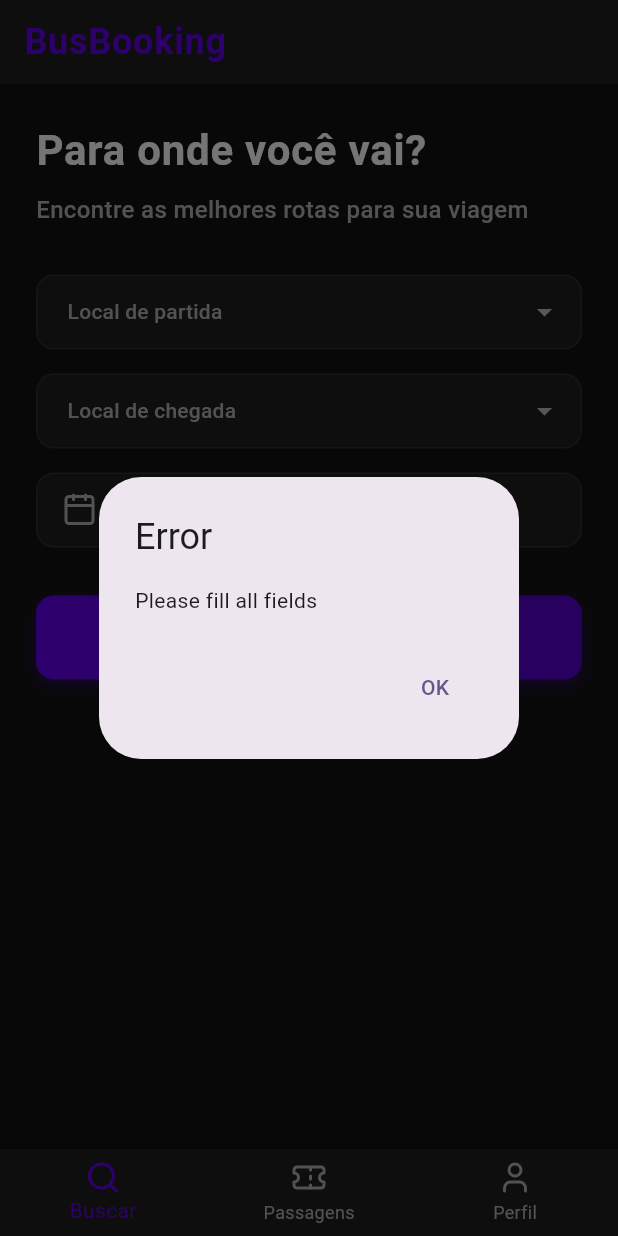
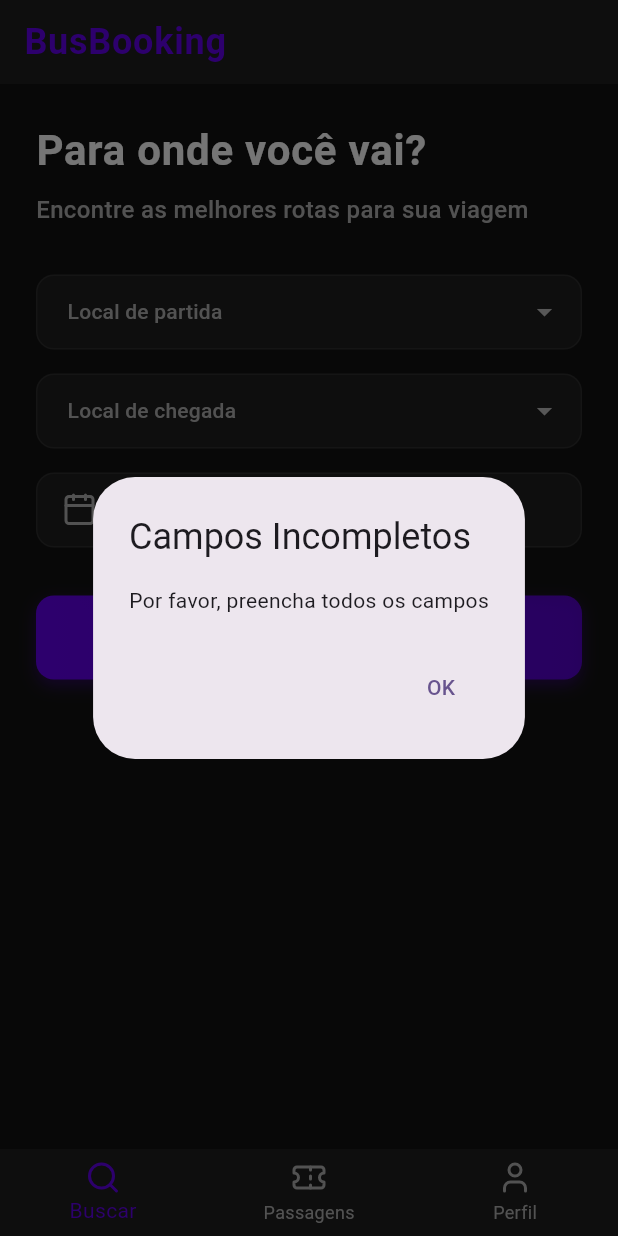
Before and after one commit to JoelDeAriovaldo/busbooking_pdmo2, a Flutter app: the HomeScreen screen opened directly, after a tap on "Buscar rotas", on a phone screen of 412 x 824 dp. Run offline on Flutter 3.47's test engine with Material 3 defaults, Android fonts, the light colour scheme and no system bars; our stand-ins replace cloud_firestore, firebase_auth, firebase_core, lucide_icons; accounts and stored records are empty.

Commit message:
Refactor CustomButton widget to support an optional icon

```diff
--- a/lib/screens/booking/search_screen.dart
+++ b/lib/screens/booking/search_screen.dart
@@ -21,6 +21,8 @@ class _SearchScreenState extends State<SearchScreen> {
   List<String> _endLocations = [];
   int? _distance;
   int? _time;
+  bool _isLoadingLocations = false;
+  bool _isLoadingRoutes = false;
 
   @override
   void initState() {
@@ -29,17 +31,25 @@ class _SearchScreenState extends State<SearchScreen> {
   }
 
   void _fetchStartLocations() async {
+    setState(() {
+      _isLoadingLocations = true;
+    });
     List<String> startLocations = await RouteService().getStartLocations();
     setState(() {
       _startLocations = startLocations;
+      _isLoadingLocations = false;
     });
   }
 
   void _fetchEndLocations(String startLocation) async {
+    setState(() {
+      _isLoadingLocations = true;
+    });
     List<String> endLocations =
         await RouteService().getEndLocations(startLocation);
     setState(() {
       _endLocations = endLocations;
+      _isLoadingLocations = false;
     });
   }
 
@@ -47,9 +57,14 @@ class _SearchScreenState extends State<SearchScreen> {
     if (_selectedStartLocation == null ||
         _selectedEndLocation == null ||
         _dateController.text.isEmpty) {
-      Helpers.showAlertDialog(context, 'Error', 'Please fill all fields');
+      Helpers.showAlertDialog(
+          context, 'Campos Incompletos', 'Por favor, preencha todos os campos');
       return;
     }
+
+    setState(() {
+      _isLoadingRoutes = true;
+    });
 
     String startLocation = _selectedStartLocation!;
     String endLocation = _selectedEndLocation!;
@@ -59,6 +74,7 @@ class _SearchScreenState extends State<SearchScreen> {
         await RouteService().searchRoutes(startLocation, endLocation);
     setState(() {
       _routes = routes;
+      _isLoadingRoutes = false;
     });
 
     if (_routes.isNotEmpty) {
@@ -87,7 +103,7 @@ class _SearchScreenState extends State<SearchScreen> {
       firstDate: DateTime.now(),
       lastDate: DateTime(2101),
     );
-    if (picked != null && picked != DateTime.now()) {
+    if (picked != null) {
       setState(() {
         _dateController.text = "${picked.toLocal()}".split(' ')[0];
       });
@@ -142,7 +158,10 @@ class _SearchScreenState extends State<SearchScreen> {
   }
 
   Widget _buildRouteCard(AppRoute.Route route) {
-    return Card(
+    return AnimatedOpacity(
+      opacity: _routes.isNotEmpty ? 1.0 : 0.0,
+      duration: Duration(milliseconds: 500),
+      child: Card(
         color: Constants.surfaceColor,
         elevation: 0,
         shape: RoundedRectangleBorder(
@@ -222,6 +241,7 @@ class _SearchScreenState extends State<SearchScreen> {
             ),
           ),
         ),
+      ),
     );
   }
 
@@ -242,7 +262,9 @@ class _SearchScreenState extends State<SearchScreen> {
             style: Constants.subheadingStyle,
           ),
           SizedBox(height: 32),
-          _buildLocationDropdown(
+          _isLoadingLocations
+              ? Center(child: CircularProgressIndicator())
+              : _buildLocationDropdown(
                   hint: 'Local de partida',
                   value: _selectedStartLocation,
                   items: _startLocations,
@@ -256,7 +278,9 @@ class _SearchScreenState extends State<SearchScreen> {
                   },
                 ),
           SizedBox(height: 16),
-          _buildLocationDropdown(
+          _isLoadingLocations
+              ? Center(child: CircularProgressIndicator())
+              : _buildLocationDropdown(
                   hint: 'Local de chegada',
                   value: _selectedEndLocation,
                   items: _endLocations,
@@ -302,9 +326,12 @@ class _SearchScreenState extends State<SearchScreen> {
           SizedBox(height: 32),
           CustomButton(
             text: 'Buscar rotas',
+            icon: Icon(LucideIcons.search, color: Constants.textColor),
             onPressed: _searchRoutes,
           ),
-          if (_distance != null && _time != null) ...[
+          if (_isLoadingRoutes)
+            Center(child: CircularProgressIndicator())
+          else if (_distance != null && _time != null) ...[
             SizedBox(height: 24),
             Container(
               padding: EdgeInsets.all(16),
@@ -324,10 +351,12 @@ class _SearchScreenState extends State<SearchScreen> {
                       SizedBox(height: 8),
                       Text(
                         '$_distance km',
-                        style: Constants.bodyTextStyle,
+                        style: Constants.bodyTextStyle.copyWith(
+                          color: Colors.blue,
+                        ),
                       ),
                       Text(
-                        'Distância',
+                        'Est. Distância',
                         style: Constants.subheadingStyle,
                       ),
                     ],
@@ -341,10 +370,12 @@ class _SearchScreenState extends State<SearchScreen> {
                       SizedBox(height: 8),
                       Text(
                         '$_time min',
-                        style: Constants.bodyTextStyle,
+                        style: Constants.bodyTextStyle.copyWith(
+                          color: Colors.red,
+                        ),
                       ),
                       Text(
-                        'Duração',
+                        'Est. Tempo',
                         style: Constants.subheadingStyle,
                       ),
                     ],
@@ -364,7 +395,9 @@ class _SearchScreenState extends State<SearchScreen> {
               shrinkWrap: true,
               physics: NeverScrollableScrollPhysics(),
               itemCount: _routes.length,
-              separatorBuilder: (context, index) => SizedBox(height: 16),
+              separatorBuilder: (context, index) => Divider(
+                color: Constants.textSecondaryColor.withOpacity(0.1),
+              ),
               itemBuilder: (context, index) => _buildRouteCard(_routes[index]),
             ),
           ],
--- a/lib/widgets/custom_button.dart
+++ b/lib/widgets/custom_button.dart
@@ -4,10 +4,12 @@ import '../utils/constants.dart';
 class CustomButton extends StatelessWidget {
   final String text;
   final VoidCallback onPressed;
+  final Widget? icon;
 
   const CustomButton({
     required this.text,
     required this.onPressed,
+    this.icon,
   });
 
   @override
@@ -33,7 +35,7 @@ class CustomButton extends StatelessWidget {
           ),
         ],
       ),
-      child: ElevatedButton(
+      child: ElevatedButton.icon(
         onPressed: onPressed,
         style: ElevatedButton.styleFrom(
           backgroundColor: Colors.transparent,
@@ -42,7 +44,8 @@ class CustomButton extends StatelessWidget {
             borderRadius: BorderRadius.circular(Constants.borderRadius),
           ),
         ),
-        child: Text(
+        icon: icon ?? SizedBox.shrink(),
+        label: Text(
           text,
           style: Constants.bodyTextStyle.copyWith(
             fontWeight: FontWeight.bold,
```
Lines whose indentation alone changed are shown as unchanged.
